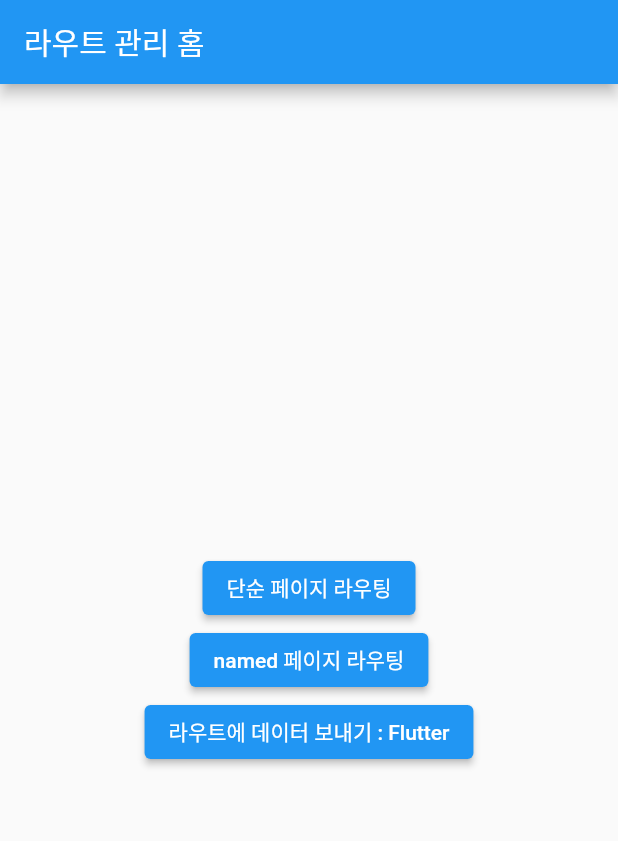
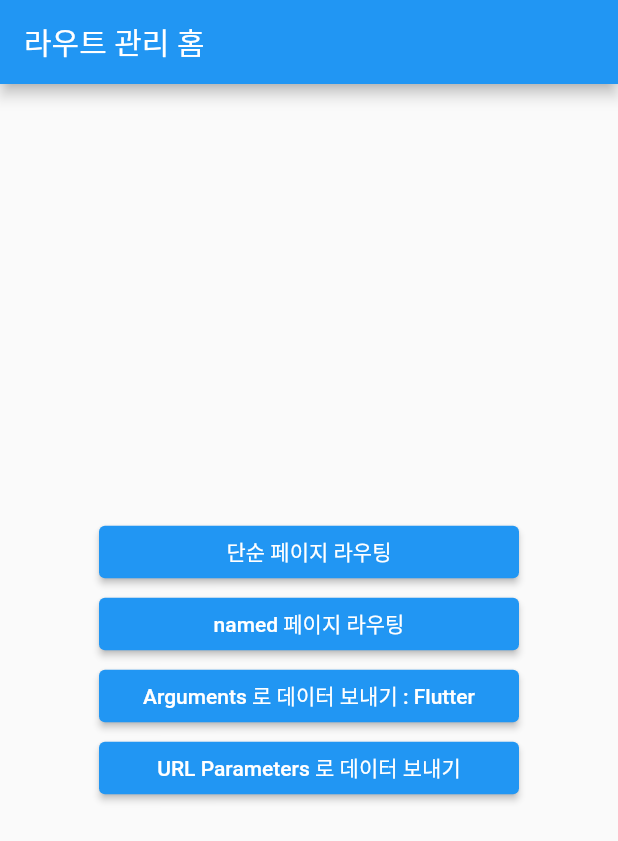
Before and after one commit to mike-bskim/getx_test, a Flutter app: the screen it shows after launch, on a phone screen of 412 x 824 dp. Shown: the top 841 px of the screen. Run offline on Flutter 3.47's test engine with Material 2 defaults, Android fonts, the phone set to English and light mode, and no system bars; our stand-ins replace get.

Commit message:
08_parameter_route

```diff
--- a/lib/main.dart
+++ b/lib/main.dart
@@ -1,9 +1,10 @@
 import 'package:flutter/material.dart';
 import 'package:get/get.dart';
 import 'src/home.dart';
-import 'src/argument/argument_page.dart';
+import 'src/pages/argument/argument_page.dart';
 import 'src/pages/named/first.dart';
 import 'src/pages/named/second.dart';
+import 'src/pages/url_parameter/user_info_page.dart';
 
 void main() => runApp(const MyApp());
 
@@ -19,14 +20,6 @@ class MyApp extends StatelessWidget {
         primarySwatch: Colors.blue,
         visualDensity: VisualDensity.adaptivePlatformDensity,
       ),
-// Navigator.of(context) 를 사용하는 경우, initialRoute,routes 필요함.
-      // home: const Home(),
-      // initialRoute: '/',
-      // routes: {
-      //   '/': (context) => const Home(),
-      //   '/first-named': (context) => const FirstNamedPage(),
-      //   '/second-named': (context) => const SecondNamedPage(),
-      // },
 // Get.toNamed 를 사용하는 경우, getPages,GetPage 필요함.
       getPages: [
         GetPage(name: '/', page: () => const Home()),
@@ -42,10 +35,10 @@ class MyApp extends StatelessWidget {
             name: '/argument',
             page: () => const ArgumentPage(),
             transition: Transition.fadeIn),
-        // GetPage(
-        //     name: '/user/:uid',
-        //     page: () => const UserInfoPage(),
-        //     transition: Transition.fadeIn),
+        GetPage(
+            name: '/user/:uid',
+            page: () => const UserInfoPage(),
+            transition: Transition.fadeIn),
       ],
     );
   }
--- a/lib/src/home.dart
+++ b/lib/src/home.dart
@@ -1,6 +1,6 @@
 import 'package:flutter/material.dart';
 import 'package:get/get.dart';
-import 'argument/argument_page.dart';
+import 'pages/argument/argument_page.dart';
 import 'pages/normal/first.dart';
 
 class Home extends StatelessWidget {
@@ -8,6 +8,9 @@ class Home extends StatelessWidget {
 
   @override
   Widget build(BuildContext context) {
+    ButtonStyle elevatedButtonStyle =
+        ElevatedButton.styleFrom(minimumSize: const Size(280.0, 35.0));
+
     return Scaffold(
       appBar: AppBar(
         title: const Text("라우트 관리 홈"),
@@ -17,6 +20,7 @@ class Home extends StatelessWidget {
           mainAxisAlignment: MainAxisAlignment.center,
           children: [
             ElevatedButton(
+              style: elevatedButtonStyle,
               child: const Text("단순 페이지 라우팅"),
               onPressed: () {
                 // Navigator.of(context).push(MaterialPageRoute(
@@ -26,6 +30,7 @@ class Home extends StatelessWidget {
               },
             ),
             ElevatedButton(
+              style: elevatedButtonStyle,
               child: const Text("named 페이지 라우팅"),
               onPressed: () {
                 // Navigator.of(context).pushNamed("/first-named");
@@ -33,7 +38,8 @@ class Home extends StatelessWidget {
               },
             ),
             ElevatedButton(
-              child: const Text("라우트에 데이터 보내기 : Flutter"),
+              style: elevatedButtonStyle,
+              child: const Text("Arguments 로 데이터 보내기 : Flutter"),
               onPressed: () {
                 // 문자열, 숫자 전달 가능
                 // Get.to(const ArgumentPage(), arguments: "Flutter");
@@ -41,16 +47,18 @@ class Home extends StatelessWidget {
                 // map 타입 전달
                 // Get.to(() => const ArgumentPage(), arguments: {"name": "Flutter", "age": 22});
                 // 클래스 객체도 전달가능
-                Get.to(() => const ArgumentPage(), arguments: User(name: "Flutter", age: 3.0));
+                Get.to(() => const ArgumentPage(),
+                    arguments: User(name: "Flutter", age: 3.0));
                 // Get.toNamed("/argument", arguments: "Flutter");
               },
             ),
-            // ElevatedButton(
-            //   child: const Text("동적링크 전송"),
-            //   onPressed: () {
-            //     Get.toNamed("/user/1424?name=Flutter&age=22");
-            //   },
-            // ),
+            ElevatedButton(
+              style: elevatedButtonStyle,
+              child: const Text("URL Parameters 로 데이터 보내기"),
+              onPressed: () {
+                Get.toNamed("/user/1424?name=Flutter&age=22");
+              },
+            ),
             // ElevatedButton(
             //   child: const Text("단순 상태관리"),
             //   onPressed: () {
--- /dev/null
+++ b/lib/src/pages/url_parameter/user_info_page.dart
@@ -0,0 +1,40 @@
+import 'package:flutter/material.dart';
+import 'package:get/get.dart';
+
+import '../../home.dart';
+
+class UserInfoPage extends StatelessWidget {
+  const UserInfoPage({Key? key}) : super(key: key);
+
+  @override
+  Widget build(BuildContext context) {
+    TextStyle textStyle = const TextStyle(fontSize: 20.0);
+    return Scaffold(
+        appBar: AppBar(
+          title: const Text("parameters 받기"),
+        ),
+        body: Center(
+          child: Column(
+            mainAxisAlignment: MainAxisAlignment.center,
+            children: [
+              Text("${Get.parameters["uid"]} 회원님", style: textStyle),
+              Text("당신의 이름은 : ${Get.parameters["name"]}", style: textStyle),
+              Text("당신의 나이는 : ${Get.parameters["age"]}", style: textStyle),
+              const SizedBox(height: 20.0),
+              ElevatedButton(
+                child: const Text("이전페이지로 이동"),
+                onPressed: () {
+                  Get.back();
+                },
+              ),
+              ElevatedButton(
+                child: const Text("홈으로 이동"),
+                onPressed: () {
+                  Get.offAll(() => const Home());
+                },
+              ),
+            ],
+          ),
+        ));
+  }
+}
```
Also changed, not shown: lib/src/pages/argument/argument_page.dart (renamed from lib/src/argument/argument_page.dart, +2 -7 lines), lib/src/pages/user.dart (deleted, +0 -34 lines).
